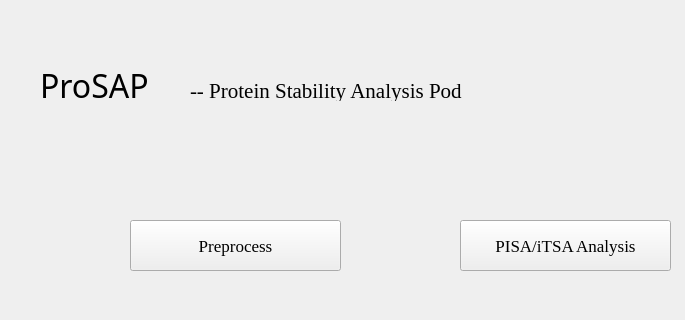
Before: the Qt Designer form ProSAP_.ui in hcji/ProSAP, drawn with Qt 5; both pictures show x 0 to 685 and y 0 to 320 of the 948 by 638 pixel window.
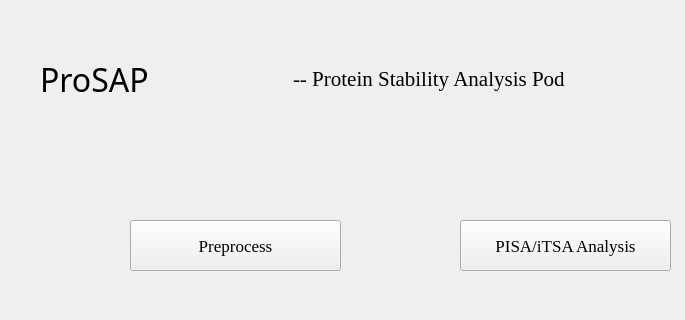
After: the same form once the commit is applied.

Commit message: lock size

```diff
--- a/ProSAP_.ui
+++ b/ProSAP_.ui
@@ -2,6 +2,9 @@
 <ui version="4.0">
  <class>Form</class>
  <widget class="QWidget" name="Form">
+  <property name="enabled">
+   <bool>true</bool>
+  </property>
   <property name="geometry">
    <rect>
     <x>0</x>
@@ -10,28 +13,21 @@
     <height>638</height>
    </rect>
   </property>
+  <property name="minimumSize">
+   <size>
+    <width>948</width>
+    <height>638</height>
+   </size>
+  </property>
+  <property name="maximumSize">
+   <size>
+    <width>948</width>
+    <height>638</height>
+   </size>
+  </property>
   <property name="windowTitle">
    <string>Form</string>
   </property>
-  <widget class="QLabel" name="label">
-   <property name="geometry">
-    <rect>
-     <x>40</x>
-     <y>50</y>
-     <width>231</width>
-     <height>71</height>
-    </rect>
-   </property>
-   <property name="font">
-    <font>
-     <family>Arial Black</family>
-     <pointsize>24</pointsize>
-    </font>
-   </property>
-   <property name="text">
-    <string>ProSAP</string>
-   </property>
-  </widget>
   <widget class="QPushButton" name="pushButtonPreprocess">
    <property name="geometry">
     <rect>
@@ -146,24 +142,43 @@
     <string>E-mail: ji.hongchao@foxmail.com</string>
    </property>
   </widget>
-  <widget class="QLabel" name="label_4">
+  <widget class="QWidget" name="">
    <property name="geometry">
     <rect>
-     <x>190</x>
-     <y>80</y>
-     <width>341</width>
-     <height>21</height>
+     <x>40</x>
+     <y>50</y>
+     <width>525</width>
+     <height>58</height>
     </rect>
    </property>
-   <property name="font">
-    <font>
-     <family>Times New Roman</family>
-     <pointsize>16</pointsize>
-    </font>
-   </property>
-   <property name="text">
-    <string>-- Protein Stability Analysis Pod</string>
-   </property>
+   <layout class="QHBoxLayout" name="horizontalLayout">
+    <item>
+     <widget class="QLabel" name="label">
+      <property name="font">
+       <font>
+        <family>Arial Black</family>
+        <pointsize>24</pointsize>
+       </font>
+      </property>
+      <property name="text">
+       <string>ProSAP</string>
+      </property>
+     </widget>
+    </item>
+    <item>
+     <widget class="QLabel" name="label_4">
+      <property name="font">
+       <font>
+        <family>Times New Roman</family>
+        <pointsize>16</pointsize>
+       </font>
+      </property>
+      <property name="text">
+       <string>-- Protein Stability Analysis Pod</string>
+      </property>
+     </widget>
+    </item>
+   </layout>
   </widget>
  </widget>
  <resources/>
```
The commit also changes 1 other file.
